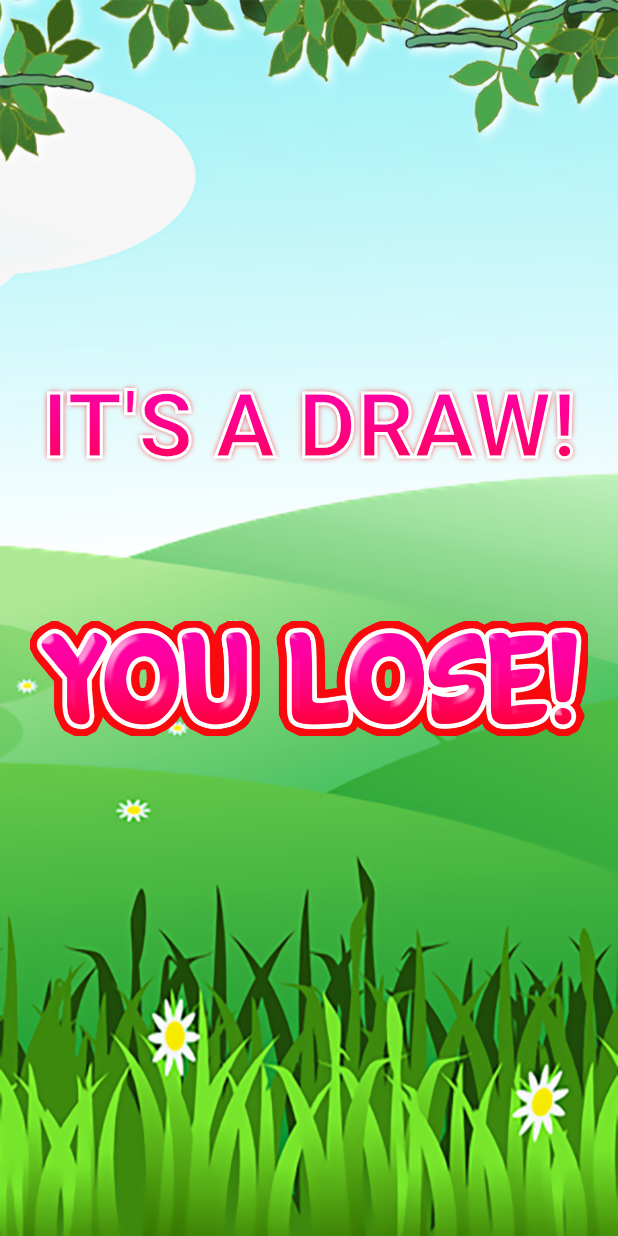
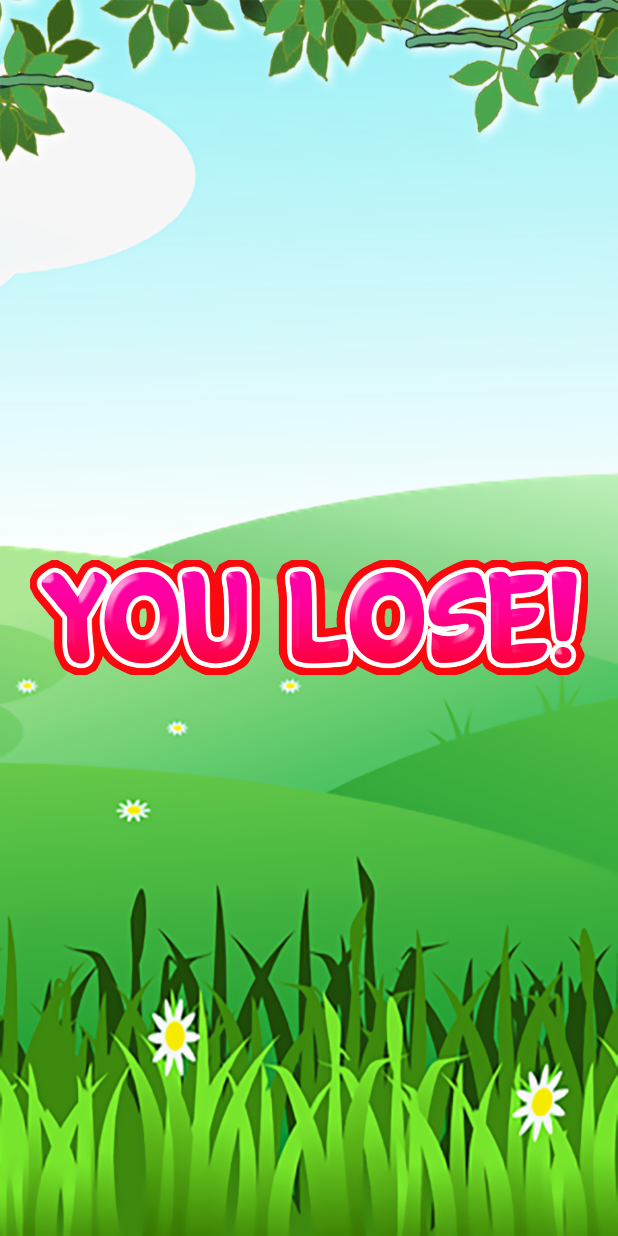
Before and after one commit to RohitSahasrabuddhe/MinMaxAgent, an Android app: the layout activity_credit.xml on its own in the app's theme, with its tools: preview values and no code run, on a phone screen of 412 x 824 dp. Run offline under Robolectric (Android 15) with nearby library versions, the phone set to English and light mode, and no system bars.

Commit message:
String resources and placeholders added for all activites

```diff
--- a/app/src/main/java/com/example/android/minmaxagent/GameActivity.java
+++ b/app/src/main/java/com/example/android/minmaxagent/GameActivity.java
@@ -100,7 +100,8 @@ public class GameActivity extends AppCompatActivity {
 
 
         // Refresh the turn player display
-        tvTurnPlayer.setText(String.format(Locale.getDefault(),"%s's Turn", game.playerNames[game.turnPlayer]));
+        String turnPlayerDisplay = getResources().getString(R.string.game_turnplayer, game.playerNames[game.turnPlayer]);
+        tvTurnPlayer.setText(turnPlayerDisplay);
 
         // Refresh the fruit Grid - use the board of the game
         byte[][] board = game.node.grid;
--- a/app/src/main/java/com/example/android/minmaxagent/LoginActivity.java
+++ b/app/src/main/java/com/example/android/minmaxagent/LoginActivity.java
@@ -41,7 +41,10 @@ public class LoginActivity extends AppCompatActivity {
         setContentView(R.layout.activity_login);
 
         editTextUserName = findViewById(R.id.editTextUserName);
+        editTextUserName.setText(null);
+
         editTextPassword = findViewById(R.id.editTextPassword);
+        editTextPassword.setText(null);
 
         textViewGuestUser = findViewById(R.id.textViewGurstUser);
 
--- a/app/src/main/java/com/example/android/minmaxagent/MainMenuActivity.java
+++ b/app/src/main/java/com/example/android/minmaxagent/MainMenuActivity.java
@@ -30,7 +30,7 @@ public class MainMenuActivity extends AppCompatActivity {
     @Override
     protected void onCreate(Bundle savedInstanceState) {
         super.onCreate(savedInstanceState);
-        setContentView(R.layout.activity_main_menu);
+        setContentView(R.layout.activity_mainmenu);
 
         receivedIntent = getIntent();
 
--- a/app/src/main/java/com/qwerjk/better_text/MagicTextView.java
+++ /dev/null
@@ -1,339 +0,0 @@
-package com.qwerjk.better_text;
-
-import java.util.ArrayList;
-import java.util.WeakHashMap;
-
-import android.content.Context;
-import android.content.res.TypedArray;
-import android.graphics.Bitmap;
-import android.graphics.BlurMaskFilter;
-import android.graphics.Canvas;
-import android.graphics.Color;
-import android.graphics.Paint;
-import android.graphics.Paint.Join;
-import android.graphics.Paint.Style;
-import android.graphics.PorterDuff;
-import android.graphics.PorterDuffXfermode;
-import android.graphics.Rect;
-import android.graphics.Typeface;
-import android.graphics.drawable.BitmapDrawable;
-import android.graphics.drawable.ColorDrawable;
-import android.graphics.drawable.Drawable;
-import android.os.Build;
-import android.text.TextPaint;
-import android.util.AttributeSet;
-import android.util.Log;
-import android.util.Pair;
-import android.view.View;
-import android.widget.TextView;
-
-import com.example.android.minmaxagent.R;
-
-public class MagicTextView extends TextView {
-	private ArrayList<Shadow> outerShadows;
-	private ArrayList<Shadow> innerShadows;
-
-	private WeakHashMap<String, Pair<Canvas, Bitmap>> canvasStore;
-
-	private Canvas tempCanvas;
-	private Bitmap tempBitmap;
-
-	private Drawable foregroundDrawable;
-
-	private float strokeWidth;
-	private Integer strokeColor;
-	private Join strokeJoin;
-	private float strokeMiter;
-
-	private int[] lockedCompoundPadding;
-	private boolean frozen = false;
-
-	public MagicTextView(Context context) {
-		super(context);
-		init(null);
-	}
-	public MagicTextView(Context context, AttributeSet attrs) {
-		super(context, attrs);
-		init(attrs);
-	}
-	public MagicTextView(Context context, AttributeSet attrs, int defStyle) {
-		super(context, attrs, defStyle);
-		init(attrs);
-	}
-
-	public void init(AttributeSet attrs){
-		outerShadows = new ArrayList<Shadow>();
-		innerShadows = new ArrayList<Shadow>();
-		if(canvasStore == null){
-		    canvasStore = new WeakHashMap<String, Pair<Canvas, Bitmap>>();
-		}
-
-		if(attrs != null){
-			TypedArray a = getContext().obtainStyledAttributes(attrs, R.styleable.MagicTextView);
-
-            String typefaceName = a.getString( R.styleable.MagicTextView_typeface);
-            if(typefaceName != null) {
-                Typeface tf = Typeface.createFromAsset(getContext().getAssets(), String.format("fonts/%s.ttf", typefaceName));
-                setTypeface(tf);
-            }
-
-			if(a.hasValue(R.styleable.MagicTextView_foreground)){
-				Drawable foreground = a.getDrawable(R.styleable.MagicTextView_foreground);
-				if(foreground != null){
-					this.setForegroundDrawable(foreground);
-				}else{
-					this.setTextColor(a.getColor(R.styleable.MagicTextView_foreground, 0xff000000));
-				}
-			}
-
-			if(a.hasValue(R.styleable.MagicTextView_mBackground)){
-				Drawable mBackground = a.getDrawable(R.styleable.MagicTextView_mBackground);
-				if(mBackground != null){
-					this.setBackgroundDrawable(mBackground);
-				}else{
-					this.setBackgroundColor(a.getColor(R.styleable.MagicTextView_mBackground, 0xff000000));
-				}
-			}
-
-			if(a.hasValue(R.styleable.MagicTextView_innerShadowColor)){
-				this.addInnerShadow(a.getDimensionPixelSize(R.styleable.MagicTextView_innerShadowRadius, 0),
-									a.getDimensionPixelOffset(R.styleable.MagicTextView_innerShadowDx, 0),
-									a.getDimensionPixelOffset(R.styleable.MagicTextView_innerShadowDy, 0),
-									a.getColor(R.styleable.MagicTextView_innerShadowColor, 0xff000000));
-			}
-
-			if(a.hasValue(R.styleable.MagicTextView_outerShadowColor)){
-				this.addOuterShadow(a.getDimensionPixelSize(R.styleable.MagicTextView_outerShadowRadius, 0),
-									a.getDimensionPixelOffset(R.styleable.MagicTextView_outerShadowDx, 0),
-									a.getDimensionPixelOffset(R.styleable.MagicTextView_outerShadowDy, 0),
-									a.getColor(R.styleable.MagicTextView_outerShadowColor, 0xff000000));
-			}
-
-			if(a.hasValue(R.styleable.MagicTextView_strokeColor)){
-				float strokeWidth = a.getDimensionPixelSize(R.styleable.MagicTextView_strokeWidth, 1);
-				int strokeColor = a.getColor(R.styleable.MagicTextView_strokeColor, 0xff000000);
-				float strokeMiter = a.getDimensionPixelSize(R.styleable.MagicTextView_strokeMiter, 10);
-				Join strokeJoin = null;
-				switch(a.getInt(R.styleable.MagicTextView_strokeJoinStyle, 0)){
-				case(0): strokeJoin = Join.MITER; break;
-				case(1): strokeJoin = Join.BEVEL; break;
-				case(2): strokeJoin = Join.ROUND; break;
-				}
-				this.setStroke(strokeWidth, strokeColor, strokeJoin, strokeMiter);
-			}
-		}
-        if (Build.VERSION.SDK_INT >= Build.VERSION_CODES.HONEYCOMB
-        && (  innerShadows.size() > 0
-           || foregroundDrawable != null
-           )
-        ){
-            setLayerType(View.LAYER_TYPE_SOFTWARE, null);
-        }
-	}
-
-	public void setStroke(float width, int color, Join join, float miter){
-		strokeWidth = width;
-		strokeColor = color;
-		strokeJoin = join;
-		strokeMiter = miter;
-	}
-
-	public void setStroke(float width, int color){
-		setStroke(width, color, Join.MITER, 10);
-	}
-
-	public void addOuterShadow(float r, float dx, float dy, int color){
-		if(r == 0){ r = 0.0001f; }
-		outerShadows.add(new Shadow(r,dx,dy,color));
-	}
-
-	public void addInnerShadow(float r, float dx, float dy, int color){
-		if(r == 0){ r = 0.0001f; }
-		innerShadows.add(new Shadow(r,dx,dy,color));
-	}
-
-	public void clearInnerShadows(){
-		innerShadows.clear();
-	}
-
-	public void clearOuterShadows(){
-		outerShadows.clear();
-	}
-
-	public void setForegroundDrawable(Drawable d){
-		this.foregroundDrawable = d;
-	}
-
-	public Drawable getForeground(){
-		return this.foregroundDrawable == null ? this.foregroundDrawable : new ColorDrawable(this.getCurrentTextColor());
-	}
-
-
-	@Override
-	public void onDraw(Canvas canvas){
-		super.onDraw(canvas);
-
-		freeze();
-		Drawable restoreBackground = this.getBackground();
-		Drawable[] restoreDrawables = this.getCompoundDrawables();
-		int restoreColor = this.getCurrentTextColor();
-
-		this.setCompoundDrawables(null,  null, null, null);
-
-		for(Shadow shadow : outerShadows){
-			this.setShadowLayer(shadow.r, shadow.dx, shadow.dy, shadow.color);
-			super.onDraw(canvas);
-		}
-		this.setShadowLayer(0,0,0,0);
-		this.setTextColor(restoreColor);
-
-		if(this.foregroundDrawable != null && this.foregroundDrawable instanceof BitmapDrawable){
-			generateTempCanvas();
-			super.onDraw(tempCanvas);
-			Paint paint = ((BitmapDrawable) this.foregroundDrawable).getPaint();
-			paint.setXfermode(new PorterDuffXfermode(PorterDuff.Mode.SRC_ATOP));
-			this.foregroundDrawable.setBounds(canvas.getClipBounds());
-			this.foregroundDrawable.draw(tempCanvas);
-			canvas.drawBitmap(tempBitmap, 0, 0, null);
-			tempCanvas.drawColor(Color.TRANSPARENT, PorterDuff.Mode.CLEAR);
-		}
-
-		if(strokeColor != null){
-			TextPaint paint = this.getPaint();
-			paint.setStyle(Style.STROKE);
-			paint.setStrokeJoin(strokeJoin);
-			paint.setStrokeMiter(strokeMiter);
-			this.setTextColor(strokeColor);
-			paint.setStrokeWidth(strokeWidth);
-			super.onDraw(canvas);
-			paint.setStyle(Style.FILL);
-			this.setTextColor(restoreColor);
-		}
-		if(innerShadows.size() > 0){
-			generateTempCanvas();
-			TextPaint paint = this.getPaint();
-			for(Shadow shadow : innerShadows){
-				this.setTextColor(shadow.color);
-				super.onDraw(tempCanvas);
-				this.setTextColor(0xFF000000);
-				paint.setXfermode(new PorterDuffXfermode(PorterDuff.Mode.DST_OUT));
-				paint.setMaskFilter(new BlurMaskFilter(shadow.r, BlurMaskFilter.Blur.NORMAL));
-
-                tempCanvas.save();
-                tempCanvas.translate(shadow.dx, shadow.dy);
-				super.onDraw(tempCanvas);
-				tempCanvas.restore();
-				canvas.drawBitmap(tempBitmap, 0, 0, null);
-				tempCanvas.drawColor(Color.TRANSPARENT, PorterDuff.Mode.CLEAR);
-
-				paint.setXfermode(null);
-				paint.setMaskFilter(null);
-				this.setTextColor(restoreColor);
-				this.setShadowLayer(0,0,0,0);
-			}
-		}
-
-
-		if(restoreDrawables != null){
-			this.setCompoundDrawablesWithIntrinsicBounds(restoreDrawables[0], restoreDrawables[1], restoreDrawables[2], restoreDrawables[3]);
-		}
-		this.setBackgroundDrawable(restoreBackground);
-		this.setTextColor(restoreColor);
-
-		unfreeze();
-	}
-
-	private void generateTempCanvas(){
-	    String key = String.format("%dx%d", getWidth(), getHeight());
-	    Pair<Canvas, Bitmap> stored = canvasStore.get(key);
-	    if(stored != null){
-	        tempCanvas = stored.first;
-	        tempBitmap = stored.second;
-	    }else{
-            tempCanvas = new Canvas();
-            tempBitmap = Bitmap.createBitmap(getWidth(), getHeight(), Bitmap.Config.ARGB_8888);
-            tempCanvas.setBitmap(tempBitmap);
-            canvasStore.put(key, new Pair<Canvas, Bitmap>(tempCanvas, tempBitmap));
-	    }
-	}
-
-
-	// Keep these things locked while onDraw in processing
-	public void freeze(){
-		lockedCompoundPadding = new int[]{
-				getCompoundPaddingLeft(),
-				getCompoundPaddingRight(),
-				getCompoundPaddingTop(),
-				getCompoundPaddingBottom()
-		};
-		frozen = true;
-	}
-
-	public void unfreeze(){
-		frozen = false;
-	}
-
-
-    @Override
-    public void requestLayout(){
-        if(!frozen) super.requestLayout();
-    }
-
-	@Override
-	public void postInvalidate(){
-		if(!frozen) super.postInvalidate();
-	}
-
-   @Override
-    public void postInvalidate(int left, int top, int right, int bottom){
-        if(!frozen) super.postInvalidate(left, top, right, bottom);
-    }
-
-	@Override
-	public void invalidate(){
-		if(!frozen)	super.invalidate();
-	}
-
-	@Override
-	public void invalidate(Rect rect){
-		if(!frozen) super.invalidate(rect);
-	}
-
-	@Override
-	public void invalidate(int l, int t, int r, int b){
-		if(!frozen) super.invalidate(l,t,r,b);
-	}
-
-	@Override
-	public int getCompoundPaddingLeft(){
-		return !frozen ? super.getCompoundPaddingLeft() : lockedCompoundPadding[0];
-	}
-
-	@Override
-	public int getCompoundPaddingRight(){
-		return !frozen ? super.getCompoundPaddingRight() : lockedCompoundPadding[1];
-	}
-
-	@Override
-	public int getCompoundPaddingTop(){
-		return !frozen ? super.getCompoundPaddingTop() : lockedCompoundPadding[2];
-	}
-
-	@Override
-	public int getCompoundPaddingBottom(){
-		return !frozen ? super.getCompoundPaddingBottom() : lockedCompoundPadding[3];
-	}
-
-	public static class Shadow{
-		float r;
-		float dx;
-		float dy;
-		int color;
-		public Shadow(float r, float dx, float dy, int color){
-			this.r = r;
-			this.dx = dx;
-			this.dy = dy;
-			this.color = color;
-		}
-	}
-}
--- a/app/src/main/res/layout/activity_credit.xml
+++ b/app/src/main/res/layout/activity_credit.xml
@@ -11,23 +11,6 @@
     tools:context="com.example.android.minmaxagent.SettingsActivity">
 
 
-    <com.qwerjk.better_text.MagicTextView
-        android:layout_width="match_parent"
-        android:layout_height="wrap_content"
-        android:text="It's a draw!"
-        android:textColor="#FFF"
-        android:gravity="center"
-        android:textSize="60sp"
-        android:textStyle="bold"
-        android:textAllCaps="true"
-        app:foreground="@drawable/gradient_pink_square"
-        app:strokeColor="#FFF"
-        app:strokeJoinStyle="miter"
-        app:strokeWidth="2dp"
-        app:outerShadowDx="0dp"
-        app:outerShadowDy="0dp"
-        app:outerShadowColor="@color/red"
-        app:outerShadowRadius="3dp"/>
 
     <ImageView
         android:id="@+id/imageViewGameOverMessage"
--- a/app/src/main/res/layout/activity_game_over.xml
+++ b/app/src/main/res/layout/activity_gameover.xml
@@ -62,7 +62,7 @@
                 android:layout_weight="1"
                 android:gravity="center"
                 android:paddingBottom="60dp"
-                android:text="The AI beat you by 100 points!"
+                android:text="@string/dummy_text"
                 android:textColor="@android:color/white"
                 android:textSize="30sp" />
 
@@ -104,7 +104,7 @@
                 android:layout_height="match_parent"
                 android:layout_weight="1"
                 android:gravity="center"
-                android:text="Restart"
+                android:text="@string/button_restart"
                 android:textColor="@android:color/white"
                 android:textSize="30sp" />
 
@@ -130,7 +130,7 @@
                 android:layout_weight="1"
                 android:gravity="center"
                 android:scaleX="-1"
-                android:text="Quit"
+                android:text="@string/button_quit"
                 android:textColor="@android:color/white"
                 android:textSize="30sp" />
 
```
Also changed, not shown: app/src/main/java/com/example/android/minmaxagent/GameOverActivity.java (+4 -4 lines), app/src/main/java/com/example/android/minmaxagent/SettingsActivity.java (+36 -14 lines), app/src/main/java/com/example/android/minmaxagent/SignUpActivity.java (+11 -6 lines), app/src/main/res/layout/activity_game.xml (+9 -9 lines), app/src/main/res/layout/activity_instruction.xml (+7 -7 lines), app/src/main/res/layout/activity_login.xml (+7 -5 lines), app/src/main/res/layout/activity_mainmenu.xml (renamed from app/src/main/res/layout/activity_main_menu.xml, +4 -4 lines), app/src/main/res/layout/activity_settings.xml (+15 -14 lines), app/src/main/res/layout/activity_signup.xml (renamed from app/src/main/res/layout/activity_sign_up.xml, +10 -7 lines), app/src/main/res/values/attrs.xml (deleted, +0 -32 lines), app/src/main/res/values/strings.xml (+42 -5 lines), 1 other file.
